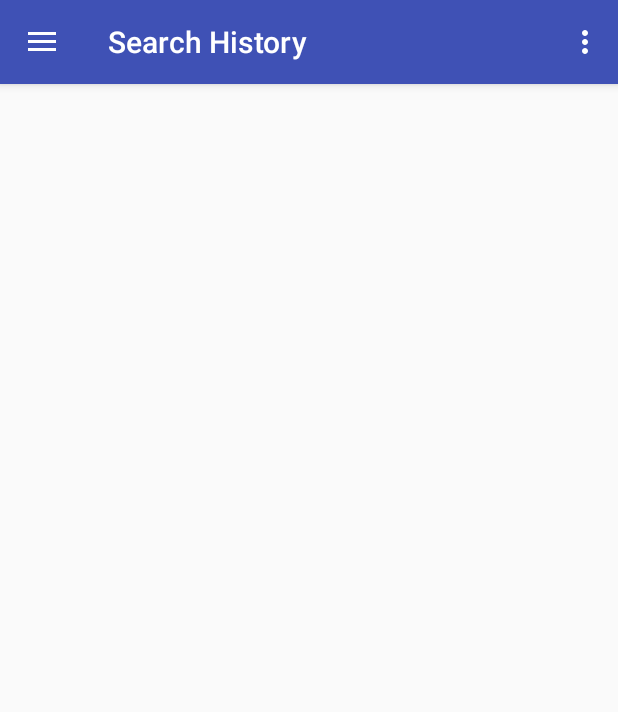
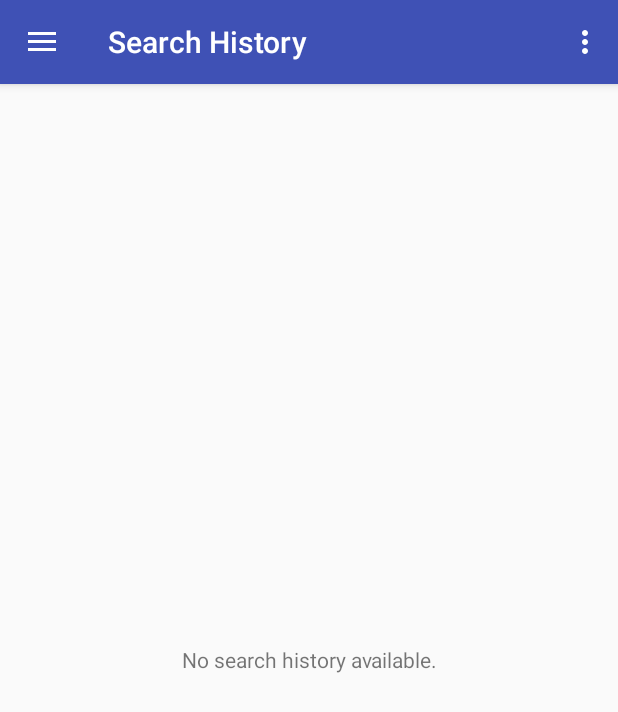
Before and after one commit to priyankpshah/CS442-Mobile-Application-Developement, an Android app: the fragment SearchHistoryFragment placed in its activity, in the options menu, after a tap on "Clear search history", on a phone screen of 412 x 824 dp. Shown: the top 712 px of the screen. Run offline under Robolectric (Android 15) with nearby library versions, the phone set to English and light mode, and no system bars.

Commit message:
improvements to search history page

```diff
--- a/app/src/main/res/layout/fragment_search_history.xml
+++ b/app/src/main/res/layout/fragment_search_history.xml
@@ -9,4 +9,12 @@
         android:layout_width="match_parent"
         android:layout_height="match_parent" />
 
+    <TextView
+        android:id="@+id/noSearchHistory"
+        android:layout_width="match_parent"
+        android:layout_height="match_parent"
+        android:gravity="center"
+        android:text="@string/history_none"
+        android:visibility="gone" />
+
 </FrameLayout>
--- a/app/src/main/res/values/strings.xml
+++ b/app/src/main/res/values/strings.xml
@@ -121,18 +121,27 @@
         <item>Area(high to low)</item>
     </string-array>
 
-    <string name="no_search_results">No apartments found</string>
+    <string name="no_search_results">No apartments found.</string>
 
     <!-- Search History -->
     <string name="menu_clear_history">Clear search history</string>
 
+    <string name="history_none">No search history available.</string>
+
     <string name="history_range_min">%d+</string>
-    <string name="history_range_max">0 to %d</string>
+    <string name="history_range_max">1 to %d</string>
     <string name="history_range_min_max">%1$d to %2$d</string>
+    <string name="history_range_equal">%d</string>
 
     <string name="history_price">$%s</string>
-    <string name="history_beds">%s bedrooms</string>
-    <string name="history_bathrooms">%s bathrooms</string>
+    <plurals name="history_beds">
+        <item quantity="one">%s bedroom</item>
+        <item quantity="other">%s bedrooms</item>
+    </plurals>
+    <plurals name="history_barthrooms">
+        <item quantity="one">%s bathroom</item>
+        <item quantity="other">%s bathrooms</item>
+    </plurals>
     <string name="history_area">%s sq ft</string>
 
     <plurals name="history_options">
```
Also changed, not shown: app/src/main/java/edu/iit/cs442/team15/ehome/SearchHistoryFragment.java (+19 -7 lines).
